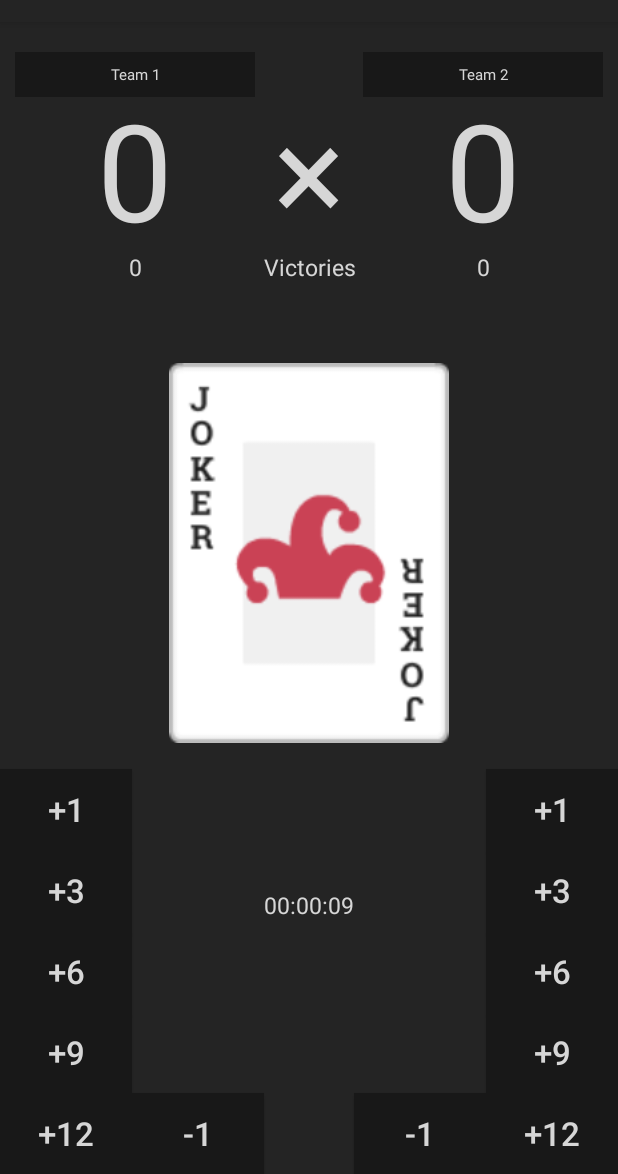
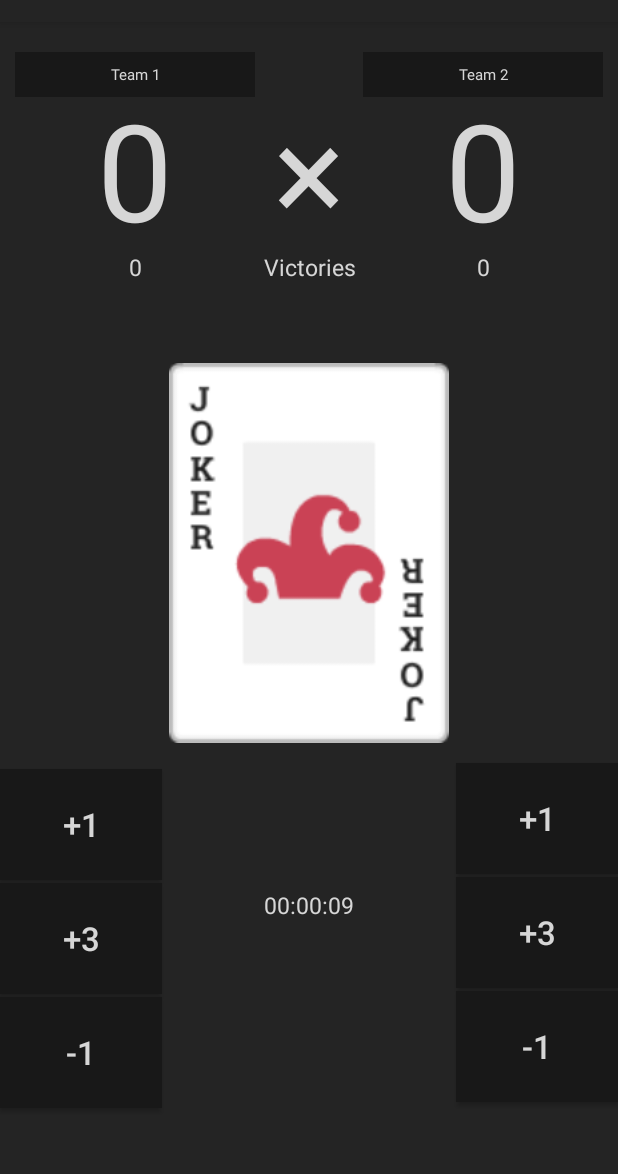
Before and after one commit to Jorge-Luiz-Facina/Scoreboard, an Android app: the screen it shows after launch (MainActivity), on a phone screen of 412 x 824 dp, the part 62-1236 px from its top. Run offline under Robolectric (Android 15) with nearby library versions, the phone set to English and light mode, and no system bars.

Commit message:
Removal of buttons +6, +8 and +9. Increase of height and width of buttons +1; +3 and -1

```diff
--- a/app/src/main/java/com/mainduelo/marcadordetruco/activity/MainActivity.kt
+++ b/app/src/main/java/com/mainduelo/marcadordetruco/activity/MainActivity.kt
@@ -55,18 +55,6 @@ class MainActivity : AppCompatActivity() {
             setTextViewScoreTeam(3,  textViewScoreTeam1)
             addHistoric()
         }
-        buttonTeam1More6.setOnClickListener{
-            setTextViewScoreTeam(6,  textViewScoreTeam1)
-            addHistoric()
-        }
-        buttonTeam1More9.setOnClickListener{
-            setTextViewScoreTeam(9,  textViewScoreTeam1)
-            addHistoric()
-        }
-        buttonTeam1More12.setOnClickListener{
-            setTextViewScoreTeam(12,  textViewScoreTeam1)
-            addHistoric()
-        }
     }
 
     private fun  initializeButtonsOnActionTeam2(){
@@ -80,18 +68,6 @@ class MainActivity : AppCompatActivity() {
         }
         buttonTeam2More3.setOnClickListener{
             setTextViewScoreTeam(3,  textViewScoreTeam2)
-            addHistoric()
-        }
-        buttonTeam2More6.setOnClickListener{
-            setTextViewScoreTeam(6,  textViewScoreTeam2)
-            addHistoric()
-        }
-        buttonTeam2More9.setOnClickListener{
-            setTextViewScoreTeam(9,  textViewScoreTeam2)
-            addHistoric()
-        }
-        buttonTeam2More12.setOnClickListener{
-            setTextViewScoreTeam(12,  textViewScoreTeam2)
             addHistoric()
         }
     }
--- a/app/src/main/res/layout/activity_main.xml
+++ b/app/src/main/res/layout/activity_main.xml
@@ -131,136 +131,67 @@
 
     <Button
             android:text="-1"
-            android:layout_width="88dp"
-            android:layout_height="54dp"
+            android:layout_width="108dp"
+            android:layout_height="74dp"
             android:background="@color/black"
             android:textColor="@color/white"
             android:textSize="22dp"
             android:id="@+id/buttonTeam1Minus1"
-            app:layout_constraintBottom_toBottomOf="parent"
-            app:layout_constraintStart_toEndOf="@+id/buttonTeam1More12"
-            android:layout_marginStart="0dp"/>
-
-    <Button
-            android:text="+12"
-            android:layout_width="88dp"
-            android:layout_height="54dp"
-            android:background="@color/black"
-            android:textColor="@color/white"
-            android:textSize="22dp"
-            app:layout_constraintStart_toStartOf="parent" android:id="@+id/buttonTeam1More12"
-            android:layout_marginBottom="0dp" app:layout_constraintBottom_toBottomOf="parent"
-            android:layout_marginStart="0dp"/>
-
-    <Button
-            android:text="+9"
-            android:layout_width="88dp"
-            android:layout_height="54dp"
-            android:background="@color/black"
-            android:textColor="@color/white"
-            android:textSize="22dp"
-            app:layout_constraintStart_toStartOf="parent" android:id="@+id/buttonTeam1More9"
-            android:layout_marginStart="0dp" android:layout_marginBottom="0dp"
-            app:layout_constraintBottom_toTopOf="@+id/buttonTeam1More12"/>
-
-    <Button
-            android:text="+6"
-            android:layout_width="88dp"
-            android:layout_height="54dp"
-            android:background="@color/black"
-            android:textColor="@color/white"
-            android:textSize="22dp"
-            app:layout_constraintStart_toStartOf="parent" android:id="@+id/buttonTeam1More6"
-            android:layout_marginStart="0dp"
-            app:layout_constraintBottom_toTopOf="@+id/buttonTeam1More9"/>
+            android:layout_marginBottom="44dp" app:layout_constraintBottom_toBottomOf="parent"
+            app:layout_constraintStart_toStartOf="parent"/>
 
     <Button
             android:text="+3"
-            android:layout_width="88dp"
-            android:layout_height="54dp"
+            android:layout_width="108dp"
+            android:layout_height="74dp"
             android:background="@color/black"
             android:textColor="@color/white"
             android:textSize="22dp"
             app:layout_constraintStart_toStartOf="parent" android:id="@+id/buttonTeam1More3"
-            android:layout_marginStart="0dp"
-            app:layout_constraintBottom_toTopOf="@+id/buttonTeam1More6"/>
+            android:layout_marginBottom="2dp" app:layout_constraintBottom_toTopOf="@+id/buttonTeam1Minus1"/>
 
     <Button
             android:text="+1"
-            android:layout_width="88dp"
-            android:layout_height="54dp"
+            android:layout_width="108dp"
+            android:layout_height="74dp"
             android:background="@color/black"
             android:textColor="@color/white"
             android:textSize="22dp"
             app:layout_constraintStart_toStartOf="parent" android:id="@+id/buttonTeam1More1"
-            android:layout_marginStart="0dp"
-            app:layout_constraintBottom_toTopOf="@+id/buttonTeam1More3"/>
+            app:layout_constraintBottom_toTopOf="@+id/buttonTeam1More3" android:layout_marginBottom="2dp"/>
 
     <Button
             android:text="-1"
-            android:layout_width="88dp"
-            android:layout_height="54dp"
+            android:layout_width="108dp"
+            android:layout_height="74dp"
             android:background="@color/black"
             android:textColor="@color/white"
             android:textSize="22dp"
             android:id="@+id/buttonTeam2Minus1"
-            app:layout_constraintBottom_toBottomOf="parent"
-            app:layout_constraintEnd_toStartOf="@+id/buttonTeam2More12" android:layout_marginEnd="0dp"/>
-
-    <Button
-            android:text="+12"
-            android:layout_width="88dp"
-            android:layout_height="54dp"
-            android:background="@color/black"
-            android:textColor="@color/white"
-            android:textSize="22dp"
-            android:id="@+id/buttonTeam2More12"
-            app:layout_constraintBottom_toBottomOf="parent"
-            android:layout_marginEnd="0dp" app:layout_constraintEnd_toEndOf="parent"/>
-
-    <Button
-            android:text="+9"
-            android:layout_width="88dp"
-            android:layout_height="54dp"
-            android:background="@color/black"
-            android:textColor="@color/white"
-            android:textSize="22dp"
-            android:id="@+id/buttonTeam2More9"
-            app:layout_constraintBottom_toTopOf="@+id/buttonTeam2More12" android:layout_marginEnd="0dp"
-            app:layout_constraintEnd_toEndOf="parent"/>
-
-    <Button
-            android:text="+6"
-            android:layout_width="88dp"
-            android:layout_height="54dp"
-            android:background="@color/black"
-            android:textColor="@color/white"
-            android:textSize="22dp"
-            android:id="@+id/buttonTeam2More6"
-            app:layout_constraintBottom_toTopOf="@+id/buttonTeam2More9" android:layout_marginEnd="0dp"
+            android:layout_marginBottom="48dp" app:layout_constraintBottom_toBottomOf="parent"
             app:layout_constraintEnd_toEndOf="parent"/>
 
     <Button
             android:text="+3"
-            android:layout_width="88dp"
-            android:layout_height="54dp"
+            android:layout_width="108dp"
+            android:layout_height="74dp"
             android:background="@color/black"
             android:textColor="@color/white"
             android:textSize="22dp"
             android:id="@+id/buttonTeam2More3"
-            app:layout_constraintBottom_toTopOf="@+id/buttonTeam2More6" android:layout_marginEnd="0dp"
-            app:layout_constraintEnd_toEndOf="parent"/>
+            app:layout_constraintEnd_toEndOf="parent" android:layout_marginBottom="2dp"
+            app:layout_constraintBottom_toTopOf="@+id/buttonTeam2Minus1"/>
 
     <Button
             android:text="+1"
-            android:layout_width="88dp"
-            android:layout_height="54dp"
+            android:layout_width="108dp"
+            android:layout_height="74dp"
             android:background="@color/black"
             android:textColor="@color/white"
             android:textSize="22dp"
             android:id="@+id/buttonTeam2More1"
-            app:layout_constraintBottom_toTopOf="@+id/buttonTeam2More3" android:layout_marginEnd="0dp"
-            app:layout_constraintEnd_toEndOf="parent"/>
+            app:layout_constraintBottom_toTopOf="@+id/buttonTeam2More3"
+            app:layout_constraintEnd_toEndOf="parent" android:layout_marginBottom="2dp"/>
 
     <ImageView
             android:layout_width="280px"
```
